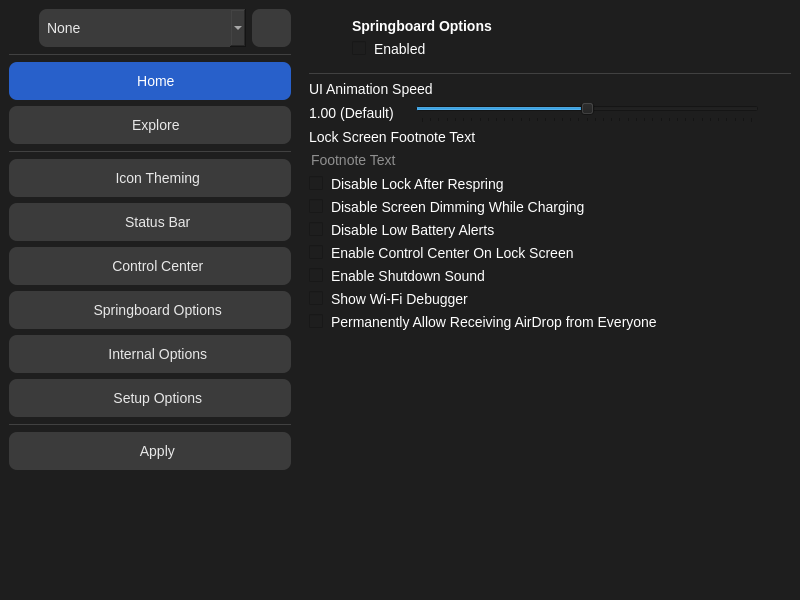
Before: the Qt Designer form mainwindow.ui in Avangelista/CowabungaLiteWindows, drawn with Qt 5.
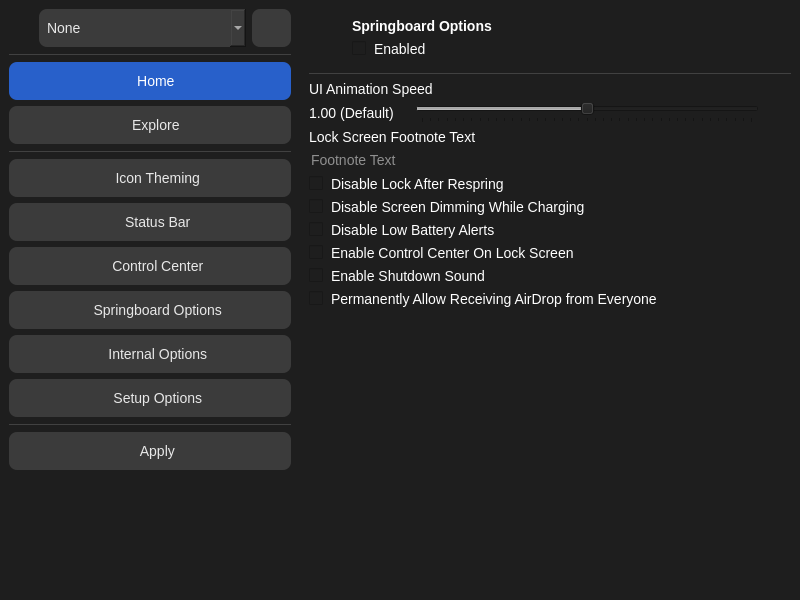
After: the same form once the commit is applied. Icons and pictures are not drawn.

What changed in the file:
```diff
--- a/mainwindow.ui
+++ b/mainwindow.ui
@@ -1975,6 +1975,9 @@
            </item>
            <item>
             <widget class="QWidget" name="springboardOptionsPageContent" native="true">
+             <property name="enabled">
+              <bool>false</bool>
+             </property>
              <property name="maximumSize">
               <size>
                <width>450</width>
@@ -2106,13 +2109,6 @@
                 </property>
                </widget>
               </item>
-              <item>
-               <widget class="QCheckBox" name="showWifiDebugChk">
-                <property name="text">
-                 <string>Show Wi-Fi Debugger</string>
-                </property>
-               </widget>
-              </item>
               <item>
                <widget class="QCheckBox" name="allowAirDropEveryoneChk">
                 <property name="text">
```
